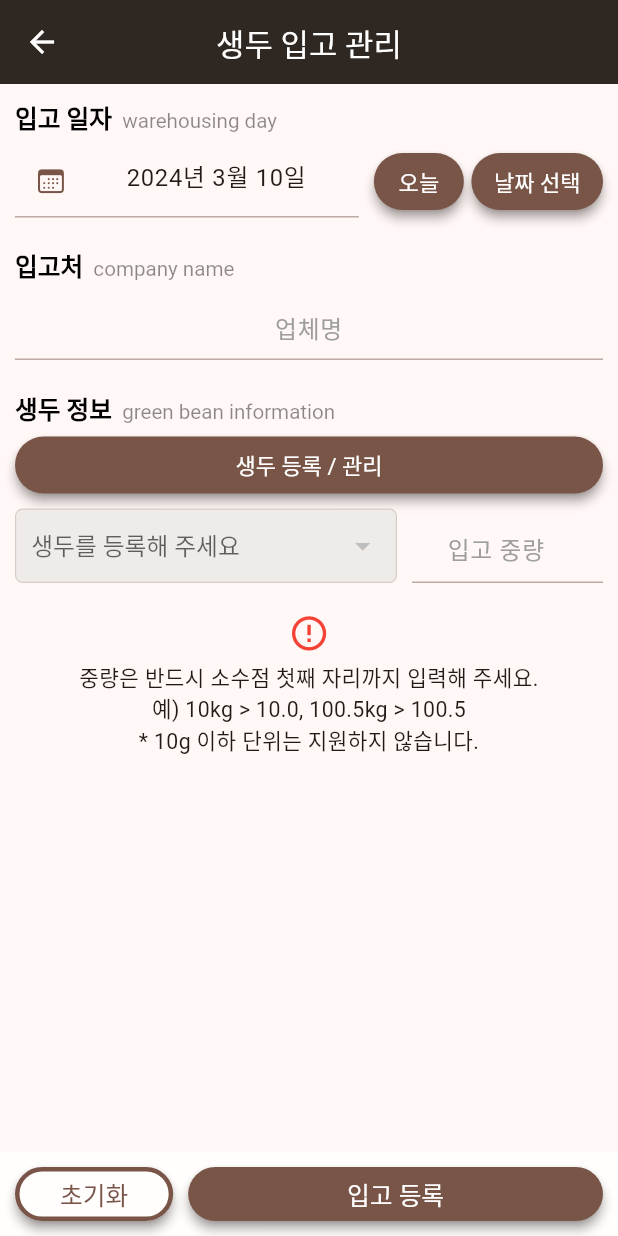
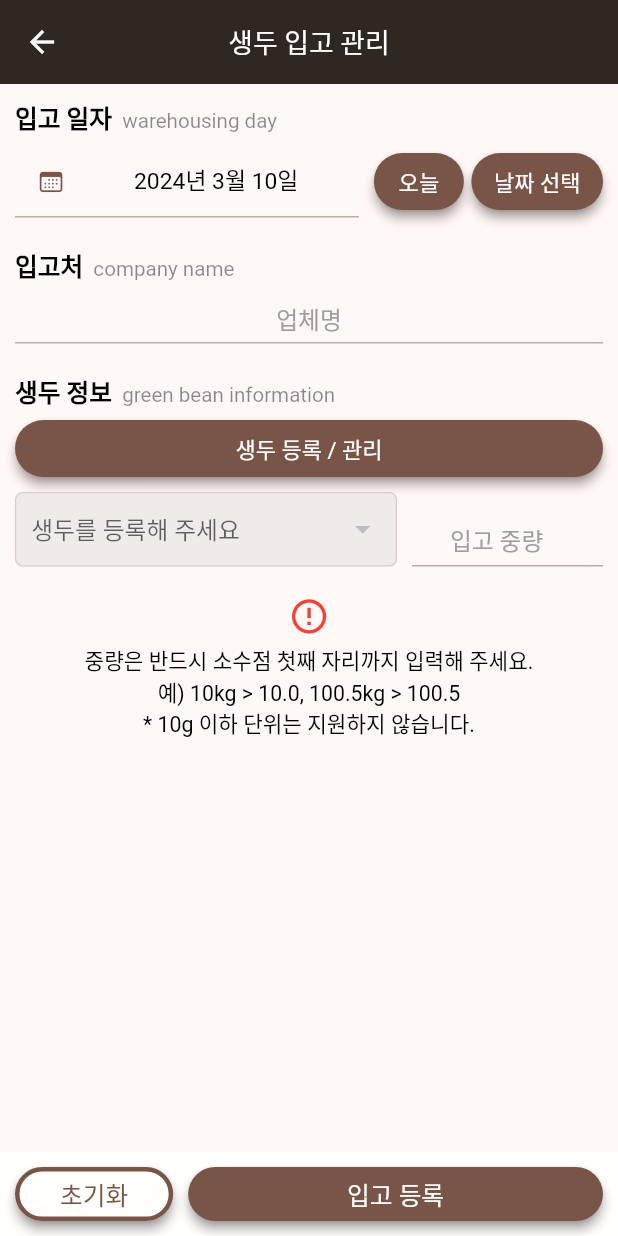
Before and after one commit to NamGideokk/bean_diary, a Flutter app: the screen it shows after launch, after a tap on "생두 입고 관리", on a phone screen of 412 x 824 dp. Run offline on Flutter 3.47's test engine with Material 3 defaults, Android fonts, the phone set to English and light mode, and no system bars; our stand-ins replace get, package_info_plus, sqflite, upgrader; accounts and stored records are empty.

```diff
--- a/lib/controllers/custom_date_picker_controller.dart
+++ b/lib/controllers/custom_date_picker_controller.dart
@@ -5,10 +5,10 @@ class CustomDatePickerController extends GetxController {
   final TextEditingController textEditingCtrl = TextEditingController();
   final _now = DateTime.now();
   late final RxInt _thisYear = 0.obs;
-  RxString _year = "".obs;
-  RxString _month = "".obs;
-  RxString _day = "".obs;
-  RxString _date = "".obs;
+  final RxString _year = "".obs;
+  final RxString _month = "".obs;
+  final RxString _day = "".obs;
+  final RxString _date = "".obs;
 
   get thisYear => _thisYear.value;
   get date => _date.value;
@@ -29,24 +29,11 @@ class CustomDatePickerController extends GetxController {
     _date("${_now.year}-${_now.month}-${_now.day}");
   }
 
-  void setYear(String year) {
-    _year(year);
-  }
+  void setYear(String year) => _year(year);
 
-  void setMonth(String month) {
-    _month(month);
-  }
+  void setMonth(String month) => _month(month);
 
-  void setDay(String day) {
-    _day(day);
-  }
+  void setDay(String day) => _day(day);
 
-  void setDate() {
-    _date("$_year-$_month-$_day");
-  }
-
-  @override
-  void onClose() {
-    super.onClose();
-  }
+  void setDate() => _date("$_year-$_month-$_day");
 }
--- a/lib/controllers/roasting_bean_sales_controller.dart
+++ b/lib/controllers/roasting_bean_sales_controller.dart
@@ -11,7 +11,7 @@ class RoastingBeanSalesController extends GetxController {
   final weightFN = FocusNode();
 
   final RxList _beanList = <String?>[].obs;
-  RxList _beanMapDataList = [].obs;
+  final RxList _beanMapDataList = [].obs;
   final _selectedBean = Rxn<String>();
 
   get beanList => _beanList;
@@ -35,9 +35,7 @@ class RoastingBeanSalesController extends GetxController {
     }
   }
 
-  void setSelectBean(String value) {
-    _selectedBean(value);
-  }
+  void setSelectBean(String value) => _selectedBean(value);
 
   void updateBeanListWeight(String name, String useWeight) {
     final divideName = name.split(" / ");
@@ -51,9 +49,4 @@ class RoastingBeanSalesController extends GetxController {
     _beanList(copyList);
     _selectedBean(replaceString);
   }
-
-  @override
-  void onClose() {
-    super.onClose();
-  }
 }
--- a/lib/controllers/sale_history_controller.dart
+++ b/lib/controllers/sale_history_controller.dart
@@ -84,9 +84,4 @@ class SaleHistoryController extends GetxController {
       );
     }
   }
-
-  @override
-  void onClose() {
-    super.onClose();
-  }
 }
--- a/lib/controllers/warehousing_green_bean_controller.dart
+++ b/lib/controllers/warehousing_green_bean_controller.dart
@@ -7,8 +7,8 @@ import 'package:get/get.dart';
 class WarehousingGreenBeanController extends GetxController {
   final companyTECtrl = TextEditingController();
   final weightTECtrl = TextEditingController();
-  final List weightTECtrlList = <TextEditingController>[];
-  final List weightFNList = <FocusNode>[];
+  final RxList _weightTECtrlList = <TextEditingController>[].obs;
+  final RxList _weightFNList = <FocusNode>[].obs;
   final roastingWeightTECtrl = TextEditingController();
   final blendNameTECtrl = TextEditingController();
   final blendNameFN = FocusNode();
@@ -37,6 +37,9 @@ class WarehousingGreenBeanController extends GetxController {
 
   get greenBeanStockList => _greenBeanStockList;
   get blendBeanList => _blendBeanList;
+
+  get weightTECtrlList => _weightTECtrlList;
+  get weightFNList => _weightFNList;
 
   get isLoading => _isLoading.value;
 
@@ -90,7 +93,7 @@ class WarehousingGreenBeanController extends GetxController {
     }
   }
 
-  /// 생둥 목록 삭제하기
+  /// 생두 목록 삭제하기
   void deleteBeanList(int index) {
     List copyList = <String?>[..._beanList];
     copyList.removeAt(index);
@@ -128,9 +131,7 @@ class WarehousingGreenBeanController extends GetxController {
   void addBlendBeanList(String value) {
     bool dupCheck = false;
     if (_blendBeanList.isNotEmpty) {
-      dupCheck = _blendBeanList.any((e) {
-        return (e == value);
-      });
+      dupCheck = _blendBeanList.any((e) => e.toString() == value);
     }
     if (dupCheck) {
       return;
@@ -164,4 +165,11 @@ class WarehousingGreenBeanController extends GetxController {
     weightTECtrlList.clear();
     weightFNList.clear();
   }
+
+  /// 로스팅 관리 > 블렌드 로스팅 : 원두 리스트 항목 삭제하기
+  void deleteBlendBeanListItem(int index) {
+    _blendBeanList.removeAt(index);
+    _weightFNList.removeAt(index);
+    _weightTECtrlList.removeAt(index);
+  }
 }
--- a/lib/screens/green_bean_warehousing_main.dart
+++ b/lib/screens/green_bean_warehousing_main.dart
@@ -50,9 +50,7 @@ class _GreenBeanWarehousingMainState extends State<GreenBeanWarehousingMain> {
     return KeyboardDismiss(
       child: Scaffold(
         appBar: AppBar(
-          title: const Text(
-            "생두 입고 관리",
-          ),
+          title: const Text("생두 입고 관리"),
           centerTitle: true,
         ),
         body: Stack(
@@ -79,9 +77,7 @@ class _GreenBeanWarehousingMainState extends State<GreenBeanWarehousingMain> {
                           decoration: const InputDecoration(
                             hintText: "업체명",
                           ),
-                          style: TextStyle(
-                            fontSize: height / 52,
-                          ),
+                          style: Theme.of(context).textTheme.bodyMedium,
                         ),
                         const SizedBox(height: 20),
                         const HeaderTitle(title: "생두 정보", subTitle: "green bean information"),
@@ -112,9 +108,7 @@ class _GreenBeanWarehousingMainState extends State<GreenBeanWarehousingMain> {
                                 textAlign: TextAlign.center,
                                 controller: _warehousingGreenBeanCtrl.weightTECtrl,
                                 focusNode: _weightFN,
-                                style: TextStyle(
-                                  fontSize: height / 52,
-                                ),
+                                style: Theme.of(context).textTheme.bodyMedium,
                                 decoration: const InputDecoration(
                                   hintText: "입고 중량",
                                   suffixText: "kg",
--- a/lib/screens/register_green_bean.dart
+++ b/lib/screens/register_green_bean.dart
@@ -43,9 +43,7 @@ class _RegisterGreenBeanState extends State<RegisterGreenBean> {
                   focusNode: _registerGreenBeanCtrl.greenBeanNameFN,
                   textInputAction: TextInputAction.go,
                   textAlign: TextAlign.center,
-                  style: TextStyle(
-                    fontSize: height / 52,
-                  ),
+                  style: Theme.of(context).textTheme.bodyMedium,
                   decoration: InputDecoration(
                     hintText: "예) 케냐 AA",
                     errorText: _registerGreenBeanCtrl.showErrorText ? " 생두명을 입력해 주세요." : null,
--- a/lib/screens/sale_management_main.dart
+++ b/lib/screens/sale_management_main.dart
@@ -146,6 +146,7 @@ class _SaleManagementMainState extends State<SaleManagementMain> {
                       textAlign: TextAlign.center,
                       controller: _roastingBeanSalesCtrl.companyTECtrl,
                       focusNode: _roastingBeanSalesCtrl.companyFN,
+                      style: Theme.of(context).textTheme.bodyMedium,
                       decoration: const InputDecoration(
                         hintText: "업체명",
                       ),
@@ -153,6 +154,7 @@ class _SaleManagementMainState extends State<SaleManagementMain> {
                     const SizedBox(height: 20),
                     const HeaderTitle(title: "판매 원두 정보", subTitle: "roasting bean sale information"),
                     Row(
+                      crossAxisAlignment: CrossAxisAlignment.end,
                       children: [
                         const Expanded(
                           flex: 4,
@@ -165,6 +167,7 @@ class _SaleManagementMainState extends State<SaleManagementMain> {
                             textAlign: TextAlign.center,
                             controller: _roastingBeanSalesCtrl.weightTECtrl,
                             focusNode: _roastingBeanSalesCtrl.weightFN,
+                            style: Theme.of(context).textTheme.bodyMedium,
                             decoration: const InputDecoration(
                               hintText: "판매 중량",
                               suffixText: "kg",
--- a/lib/screens/stock_status_main.dart
+++ b/lib/screens/stock_status_main.dart
@@ -29,7 +29,6 @@ class _StockStatusMainState extends State<StockStatusMain> {
     return Scaffold(
       appBar: AppBar(
         title: const Text("재고 현황"),
-        centerTitle: true,
       ),
       body: SingleChildScrollView(
         padding: const EdgeInsets.all(10),
--- a/lib/sqflite/green_bean_stock_sqf_lite.dart
+++ b/lib/sqflite/green_bean_stock_sqf_lite.dart
@@ -53,6 +53,7 @@ class GreenBeanStockSqfLite {
           "SELECT weight, history FROM $tableName WHERE name = ?",
           [value["name"]],
         );
+        print("🆘 VALUE: $value");
         if (findWeight.isNotEmpty) {
           int beforeWeight = findWeight[0]["weight"];
           List decodeHistory = jsonDecode(findWeight[0]["history"]);
--- a/lib/utility/custom_app_theme.dart
+++ b/lib/utility/custom_app_theme.dart
@@ -19,19 +19,31 @@ class CustomAppTheme {
       appBarTheme: AppBarTheme(
         backgroundColor: const Color(0xff2f2722),
         foregroundColor: Colors.white,
+        centerTitle: true,
         titleTextStyle: TextStyle(
-          fontSize: height / 40,
+          fontSize: height / 46,
+        ),
+      ),
+      textTheme: TextTheme(
+        // TextField style
+        bodyMedium: TextStyle(
+          fontSize: height / 54,
+          color: Colors.black,
+          letterSpacing: 0,
         ),
       ),
       inputDecorationTheme: InputDecorationTheme(
         isDense: true,
-        contentPadding: const EdgeInsets.all(10),
+        contentPadding: const EdgeInsets.symmetric(horizontal: 10, vertical: 5),
         errorStyle: TextStyle(
           fontSize: height / 60,
         ),
         hintStyle: TextStyle(
           color: Colors.grey,
           fontSize: height / 52,
+        ),
+        prefixStyle: TextStyle(
+          fontSize: height / 60,
         ),
         suffixStyle: TextStyle(
           fontSize: height / 60,
--- a/lib/utility/custom_upgrade_message.dart
+++ b/lib/utility/custom_upgrade_message.dart
@@ -4,10 +4,11 @@ import 'package:upgrader/upgrader.dart';
 
 class CustomUpgradeMessages extends UpgraderMessages {
   @override
-  get title => "최신 업데이트";
+  get title => "최신 버전이 올라왔어요";
 
+  // {{appName}}
   @override
-  get body => "{{appName}} 새 버전이 업데이트되었습니다.\n최신 버전 - {{currentAppStoreVersion}}\n현재 버전 - {{currentInstalledVersion}}";
+  get body => "새 버전이 업데이트되었습니다.\n최신 버전 - {{currentAppStoreVersion}}\n현재 버전 - {{currentInstalledVersion}}";
 
   @override
   get prompt => Platform.isAndroid
--- a/lib/widgets/custom_date_picker.dart
+++ b/lib/widgets/custom_date_picker.dart
@@ -18,13 +18,12 @@ class CustomDatePicker extends StatelessWidget {
             controller: customDatePickerCtrl.textEditingCtrl,
             readOnly: true,
             textAlign: TextAlign.center,
-            style: TextStyle(
-              fontSize: height / 52,
-            ),
+            style: Theme.of(context).textTheme.bodyMedium,
+            textAlignVertical: TextAlignVertical.center,
             decoration: InputDecoration(
               prefixIcon: Icon(
                 CupertinoIcons.calendar,
-                size: height / 40,
+                size: height / 46,
                 color: Colors.brown,
               ),
             ),
--- a/lib/widgets/custom_year_picker.dart
+++ b/lib/widgets/custom_year_picker.dart
@@ -19,7 +19,6 @@ class CustomYearPicker extends StatelessWidget {
       child: SafeArea(
         child: YearPicker(
           currentDate: now,
-          initialDate: now,
           firstDate: DateTime(2010),
           lastDate: now,
           selectedDate: now,
--- a/lib/widgets/home_menu_button.dart
+++ b/lib/widgets/home_menu_button.dart
@@ -34,7 +34,7 @@ class HomeMenuButton extends StatelessWidget {
             menus[index]["title"],
             style: TextStyle(
               color: Colors.brown[900],
-              fontSize: height / 40,
+              fontSize: height / 44,
               fontWeight: FontWeight.w500,
             ),
           ),
--- a/pubspec.yaml
+++ b/pubspec.yaml
@@ -16,7 +16,7 @@ publish_to: 'none' # Remove this line if you wish to publish to pub.dev
 # https://developer.apple.com/library/archive/documentation/General/Reference/InfoPlistKeyReference/Articles/CoreFoundationKeys.html
 # In Windows, build-name is used as the major, minor, and patch parts
 # of the product and file versions while build-number is used as the build suffix.
-version: 1.1.2+112
+version: 1.1.2+10102
 
 environment:
   sdk: '>=3.0.0 <4.0.0'
```
Also changed, not shown: lib/controllers/app_info_controller.dart (+4 -4 lines), lib/controllers/stock_controller.dart (+2 -7 lines), lib/screens/data_management_main.dart (+6 -1 lines), lib/screens/roasting_management_main.dart (+59 -75 lines).
